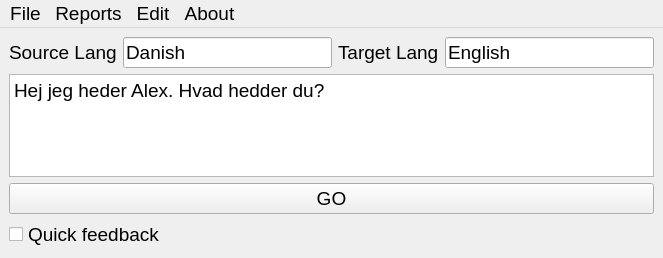
Old version of the form ui/mainwindow.ui in the repository hytromo/immersion.
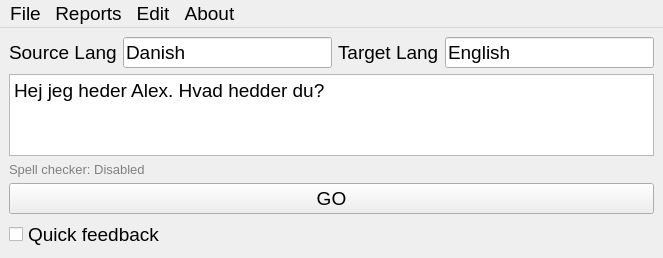
New version of the form.

Commit message: Spell checking

Diff of the .ui file:
```diff
--- a/ui/mainwindow.ui
+++ b/ui/mainwindow.ui
@@ -68,6 +68,16 @@
         </property>
        </widget>
       </item>
+      <item>
+       <widget class="QLabel" name="spellCheckerStatus">
+        <property name="text">
+         <string>Spell checker: Disabled</string>
+        </property>
+        <property name="styleSheet">
+         <string notr="true">color: gray; font-size: 10pt;</string>
+        </property>
+       </widget>
+      </item>
       <item>
        <widget class="QPushButton" name="goButton">
         <property name="text">
```
Left out of the diff: 18 changed lines with no effect on the pictures. The commit also changes 8 other files.
